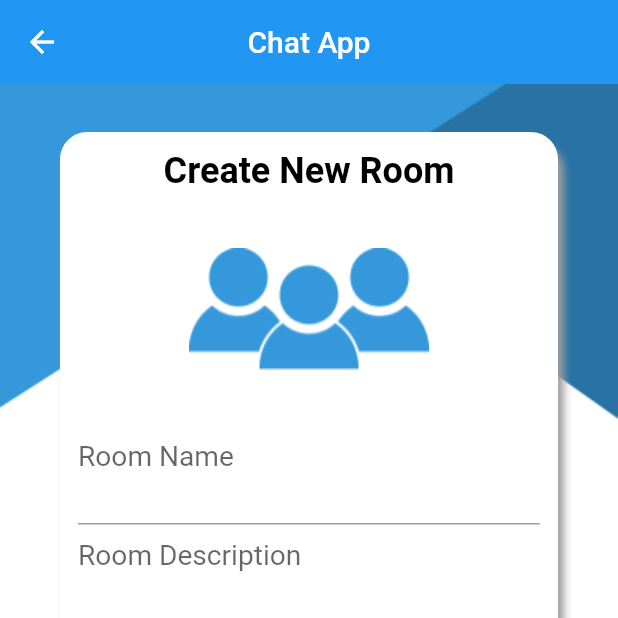
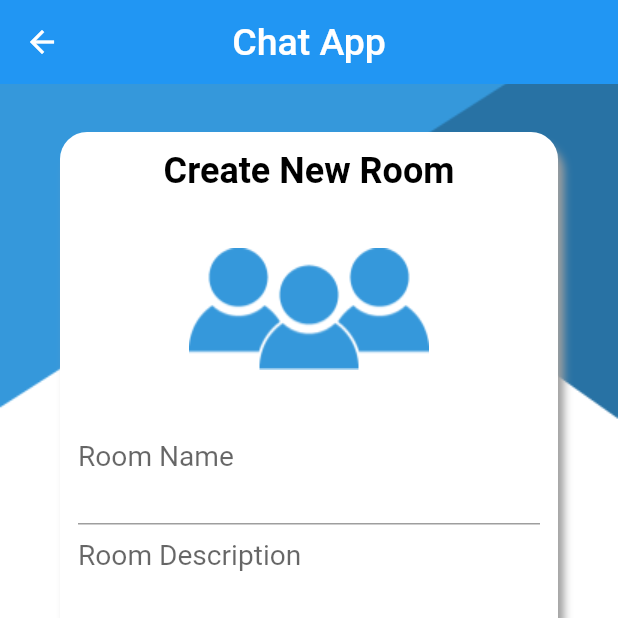
Before and after one commit to SalmaAhmed20/chatapp, a Flutter app: the AddRoom screen opened directly, on a phone screen of 412 x 824 dp, the top half of it. Run offline on Flutter 3.47's test engine with Material 2 defaults, Android fonts, the phone set to English and light mode, and no system bars; our stand-ins replace cloud_firestore, firebase_core, fluttertoast; accounts and stored records are empty.

```diff
--- a/lib/addroom/AddRoom.dart
+++ b/lib/addroom/AddRoom.dart
@@ -1,4 +1,5 @@
 import 'package:chatapp/database/DataBaseHelper.dart';
+import 'package:chatapp/home/HomeScreen.dart';
 import 'package:chatapp/model/Room.dart';
 import 'package:flutter/cupertino.dart';
 import 'package:flutter/material.dart';
@@ -29,7 +30,9 @@ class _AddRoomState extends State<AddRoom> {
         fit:BoxFit.fitWidth,width:double.infinity),
         Scaffold(
           backgroundColor: Colors.transparent,
-          appBar: AppBar(title: Text("Chat App"),
+          appBar: AppBar(title: Text("Chat App",style:TextStyle(
+            fontSize: 25,
+          )),
             centerTitle: true,
             elevation: 0,
 
@@ -124,7 +127,6 @@ class _AddRoomState extends State<AddRoom> {
                    });
                   },
                 ),
-
                ElevatedButton(onPressed: (){
                  //Padding(padding: const EdgeInsets.only(top),
                  if(_addRoomFormKey.currentState?.validate()==true){
@@ -158,7 +160,7 @@ class _AddRoomState extends State<AddRoom> {
       });
       Fluttertoast.showToast(msg: 'Room Added Successfully',
           toastLength: Toast.LENGTH_LONG);
-        Navigator.pop(context);
+          Navigator.pushReplacementNamed(context,  HomeScreen .ROUTE_NAME);
     });
   }
 }
--- a/lib/home/HomeScreen.dart
+++ b/lib/home/HomeScreen.dart
@@ -24,7 +24,10 @@ class HomeScreen extends StatelessWidget {
           fit:BoxFit.fitWidth,width: double.infinity,),
         Scaffold(
          backgroundColor: Colors.transparent,
-          appBar:AppBar(title:Text('Route Chat App'),
+          appBar:AppBar(title:Text('Route Chat App',style:
+          TextStyle(
+            fontSize: 25,
+          )),
           elevation: 0,
               centerTitle: true,
               backgroundColor: Colors.transparent,),
--- a/lib/roomDetails/MessageWidget.dart
+++ b/lib/roomDetails/MessageWidget.dart
@@ -1,4 +1,3 @@
-
 import 'package:chatapp/model/Message.dart';
 import 'package:flutter/cupertino.dart';
 import 'package:flutter/material.dart';
--- a/pubspec.yaml
+++ b/pubspec.yaml
@@ -43,8 +43,8 @@ dev_dependencies:
 
 # For information on the generic Dart part of this file, see the
 # following page: https://dart.dev/tools/pub/pubspec
+# The following section is specific to Flutter.
 
-# The following section is specific to Flutter.
 flutter:
 
   # The following line ensures that the Material Icons font is
@@ -69,6 +69,7 @@ flutter:
     - assets/images/3.0x/
     - assets/images/2.0x/
     - assets/images/
+
   # assets:
   #   - images/a_dot_burr.jpeg
   #   - images/a_dot_ham.jpeg
```
Also changed, not shown: lib/home/RoomWidget.dart (+14 -6 lines), pubspec.lock.
